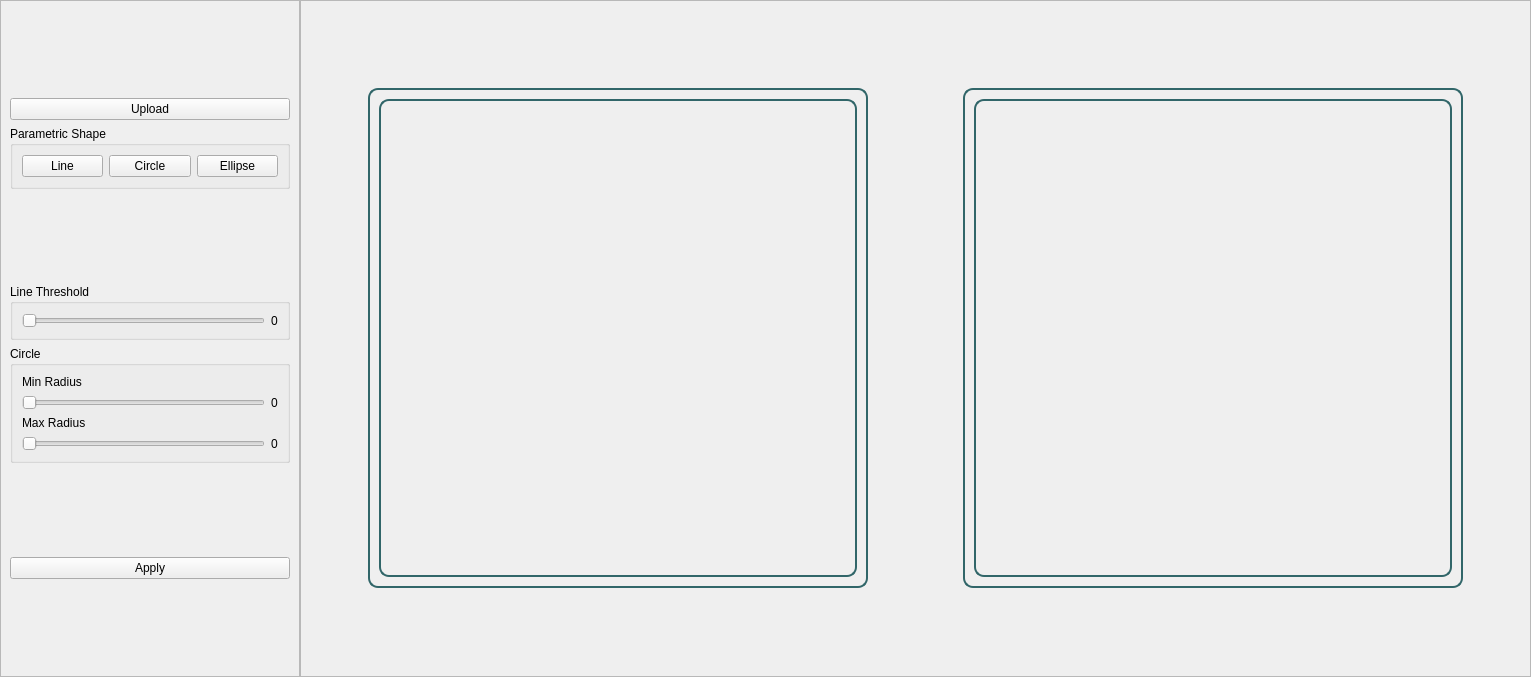
Before: the Qt Designer form Task1/UI/houghtransormwidget.ui in SBME2025-ComputerVision/Task1_CV_CPP, drawn with Qt 5.
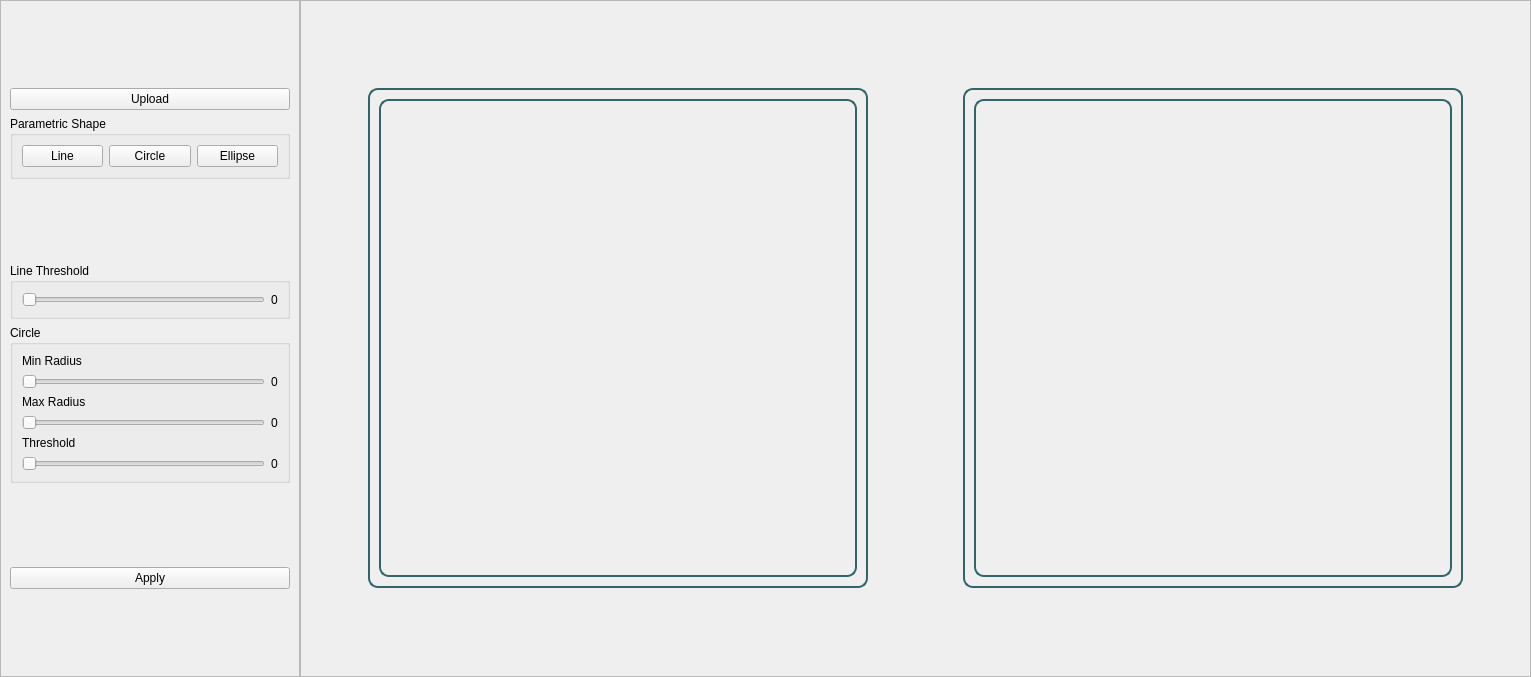
After: the same form once the commit is applied.

```diff
--- a/Task1/UI/houghtransormwidget.ui
+++ b/Task1/UI/houghtransormwidget.ui
@@ -186,6 +186,31 @@
            </item>
           </layout>
          </item>
+         <item>
+          <widget class="QLabel" name="label_3">
+           <property name="text">
+            <string>Threshold</string>
+           </property>
+          </widget>
+         </item>
+         <item>
+          <layout class="QHBoxLayout" name="horizontalLayout_8">
+           <item>
+            <widget class="QSlider" name="circleThresholdSlider">
+             <property name="orientation">
+              <enum>Qt::Horizontal</enum>
+             </property>
+            </widget>
+           </item>
+           <item>
+            <widget class="QLabel" name="circleThresholdValue">
+             <property name="text">
+              <string>0</string>
+             </property>
+            </widget>
+           </item>
+          </layout>
+         </item>
         </layout>
        </widget>
       </item>
```
